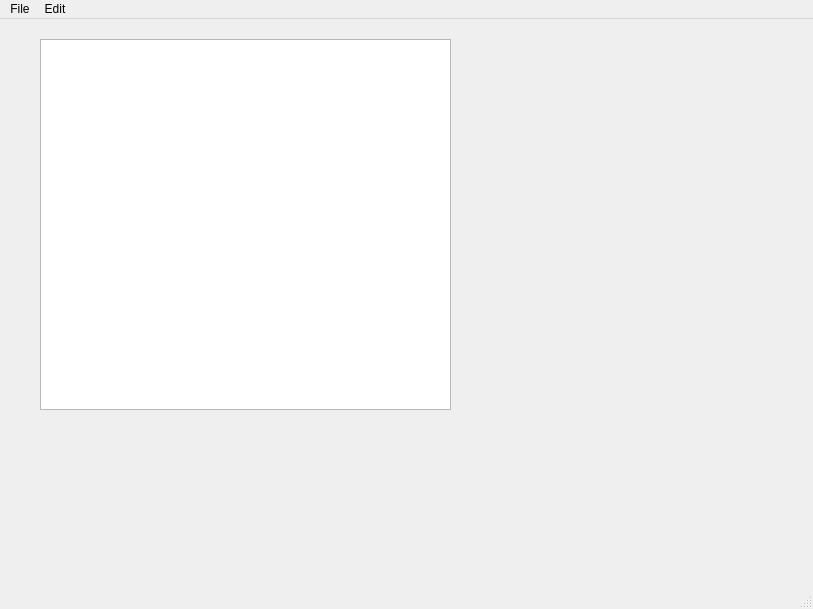
ImpulZzZ/finance_manager, file view/main_gui.ui: the form before one commit.
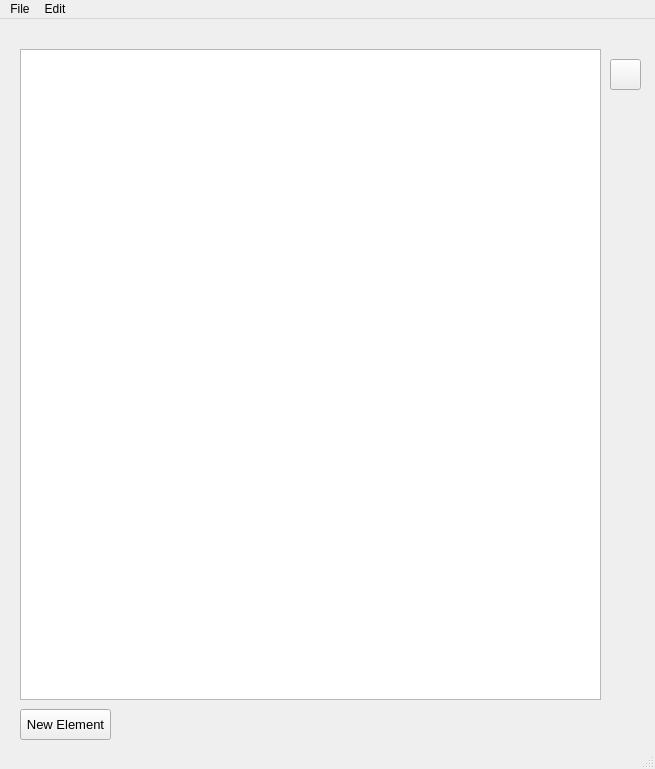
The form after the commit. Icons and pictures are not drawn.

Diff of the .ui file:
```diff
--- a/view/main_gui.ui
+++ b/view/main_gui.ui
@@ -6,8 +6,8 @@
    <rect>
     <x>0</x>
     <y>0</y>
-    <width>813</width>
-    <height>609</height>
+    <width>655</width>
+    <height>769</height>
    </rect>
   </property>
   <property name="windowTitle">
@@ -17,20 +17,55 @@
    <widget class="QListWidget" name="listWidget">
     <property name="geometry">
      <rect>
-      <x>40</x>
-      <y>20</y>
-      <width>411</width>
-      <height>371</height>
+      <x>20</x>
+      <y>30</y>
+      <width>581</width>
+      <height>651</height>
      </rect>
     </property>
    </widget>
+   <widget class="QPushButton" name="new_element_button">
+    <property name="geometry">
+     <rect>
+      <x>20</x>
+      <y>690</y>
+      <width>91</width>
+      <height>31</height>
+     </rect>
+    </property>
+    <property name="font">
+     <font>
+      <pointsize>10</pointsize>
+     </font>
+    </property>
+    <property name="text">
+     <string>New Element</string>
+    </property>
+   </widget>
+   <widget class="QPushButton" name="delete_button">
+    <property name="geometry">
+     <rect>
+      <x>610</x>
+      <y>40</y>
+      <width>31</width>
+      <height>31</height>
+     </rect>
+    </property>
+    <property name="text">
+     <string/>
+    </property>
+    <property name="icon">
+     <iconset>
+      <normaloff>trash.jpg</normaloff>trash.jpg</iconset>
+    </property>
+   </widget>
   </widget>
   <widget class="QMenuBar" name="menubar">
    <property name="geometry">
     <rect>
      <x>0</x>
      <y>0</y>
-     <width>813</width>
+     <width>655</width>
      <height>22</height>
     </rect>
    </property>
```
